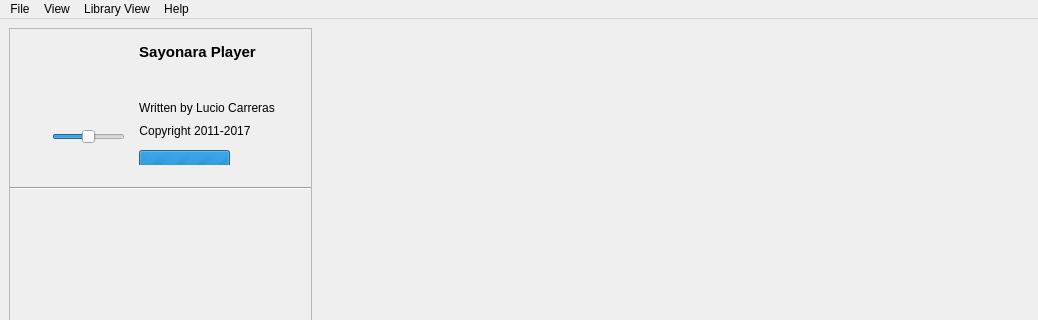
This is src/GUI/Player/GUI_Player.ui in return42/sayonara as Qt 5 draws it before an edit; both pictures show x 0 to 1038 and y 0 to 320 of the 1038 by 814 pixel window. The edited form follows.
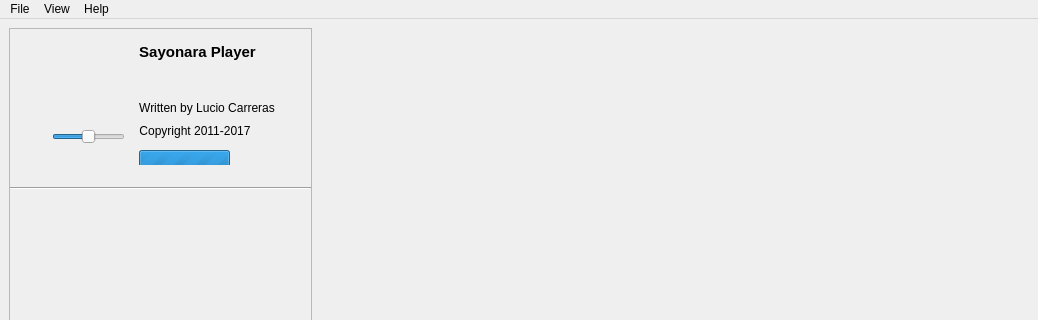
This is the edited form. Icons and pictures are not drawn. Custom widgets are drawn as their Qt base class.

The edit to the form file:
```diff
--- a/src/GUI/Player/GUI_Player.ui
+++ b/src/GUI/Player/GUI_Player.ui
@@ -1008,14 +1008,8 @@
     <addaction name="action_help"/>
     <addaction name="action_about"/>
    </widget>
-   <widget class="LibraryPluginMenu" name="menu_library_view">
-    <property name="title">
-     <string>Library View</string>
-    </property>
-   </widget>
    <addaction name="menu_file"/>
    <addaction name="menu_view"/>
-   <addaction name="menu_library_view"/>
    <addaction name="menu_about"/>
   </widget>
   <action name="action_OpenFile">
@@ -1144,11 +1138,6 @@
    <extends>QProgressBar</extends>
    <header>GUI/Helper/SayonaraWidget/SayonaraLoadingBar.h</header>
   </customwidget>
-  <customwidget>
-   <class>LibraryPluginMenu</class>
-   <extends>QMenu</extends>
-   <header>Interfaces/LibraryInterface/LibraryPluginMenu.h</header>
-  </customwidget>
  </customwidgets>
  <resources>
   <include location="../Resources/Icons.qrc"/>
```
